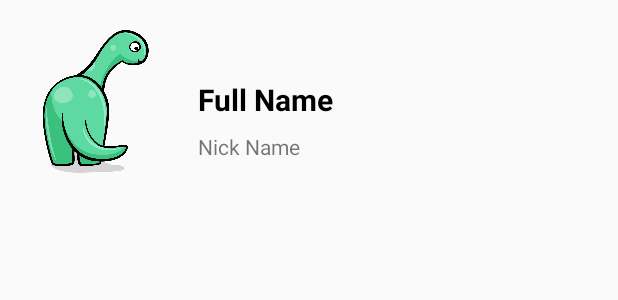
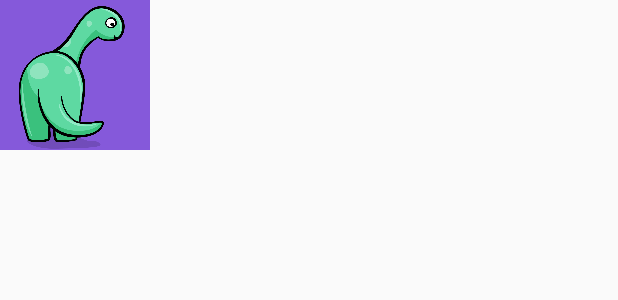
Before and after one commit to PharasiG/Creatures, an Android app: the layout creatures_view_holder.xml on its own in the app's theme, with its tools: preview values and no code run, on a phone screen of 412 x 824 dp. Shown: the top 300 px of the screen. Run offline under Robolectric (Android 15) with nearby library versions, the phone set to English and light mode, and no system bars.

Commit message:
7th commit: 1) Added recycled view pool in CreaturesAdapter. 2) Added linear snap helper in CreaturesAdapter's nested food recycler view. 3) Removed paddings from creatures view holder and gave creatures a background accent. NOTE: Clicking food items do not lead to creatures activity, add a click listener if needed.

```diff
--- a/app/src/main/java/com/raywenderlich/android/creatures/model/CreatureStore.kt
+++ b/app/src/main/java/com/raywenderlich/android/creatures/model/CreatureStore.kt
@@ -74,7 +74,7 @@ object CreatureStore {
 
     fun getFoodById(id: Int) = foods.firstOrNull { it.id == id }
 
-    fun foodImages(creature: Creature) : List<Food> = creature.foods.mapNotNull { getFoodById(it) }
+    fun getFood(creature: Creature) : List<Food> = creature.foods.mapNotNull { getFoodById(it) }
 
     private fun loadJSONFromAsset(filename: String, context: Context): String? {
         var json: String? = null
--- a/app/src/main/res/layout/creatures_view_holder.xml
+++ b/app/src/main/res/layout/creatures_view_holder.xml
@@ -8,34 +8,23 @@
 
     <ImageView
         android:id="@+id/creature_image"
-        android:contentDescription="@string/cd_creature_image"
         android:layout_width="@dimen/creature_view_holder_height"
         android:layout_height="@dimen/creature_view_holder_height"
-        android:layout_margin="@dimen/padding_standard"
+        android:background="@color/colorAccent"
+        android:contentDescription="@string/cd_creature_image"
         app:layout_constraintBottom_toBottomOf="parent"
+        app:layout_constraintEnd_toStartOf="@+id/foods_nested_recycler"
         app:layout_constraintStart_toStartOf="parent"
         app:layout_constraintTop_toTopOf="parent"
         app:srcCompat="@drawable/creature_dino_01" />
 
-    <TextView
-        android:id="@+id/creature_name"
-        android:layout_width="wrap_content"
-        android:layout_height="wrap_content"
-        android:layout_margin="@dimen/padding_standard"
-        android:textColor="#000000"
-        android:textSize="@dimen/creature_name_text_size"
-        android:textStyle="bold"
-        app:layout_constraintBottom_toBottomOf="@+id/creature_image"
+    <androidx.recyclerview.widget.RecyclerView
+        android:id="@+id/foods_nested_recycler"
+        android:layout_width="0dp"
+        android:layout_height="0dp"
+        app:layout_constraintBottom_toBottomOf="parent"
+        app:layout_constraintEnd_toEndOf="parent"
         app:layout_constraintStart_toEndOf="@+id/creature_image"
-        app:layout_constraintTop_toTopOf="@+id/creature_image"
-        tools:text="Full Name" />
+        app:layout_constraintTop_toTopOf="parent" />
 
-    <TextView
-        android:id="@+id/creature_nick_name"
-        android:layout_width="wrap_content"
-        android:layout_height="wrap_content"
-        android:layout_marginTop="@dimen/padding_half"
-        app:layout_constraintStart_toStartOf="@+id/creature_name"
-        app:layout_constraintTop_toBottomOf="@+id/creature_name"
-        tools:text="Nick Name" />
 </androidx.constraintlayout.widget.ConstraintLayout>
```
Also changed, not shown: app/src/main/java/com/raywenderlich/android/creatures/app/CreaturesAdapter.kt (+16 -6 lines), app/src/main/java/com/raywenderlich/android/creatures/ui/CreatureActivity.kt (+3 -5 lines).
